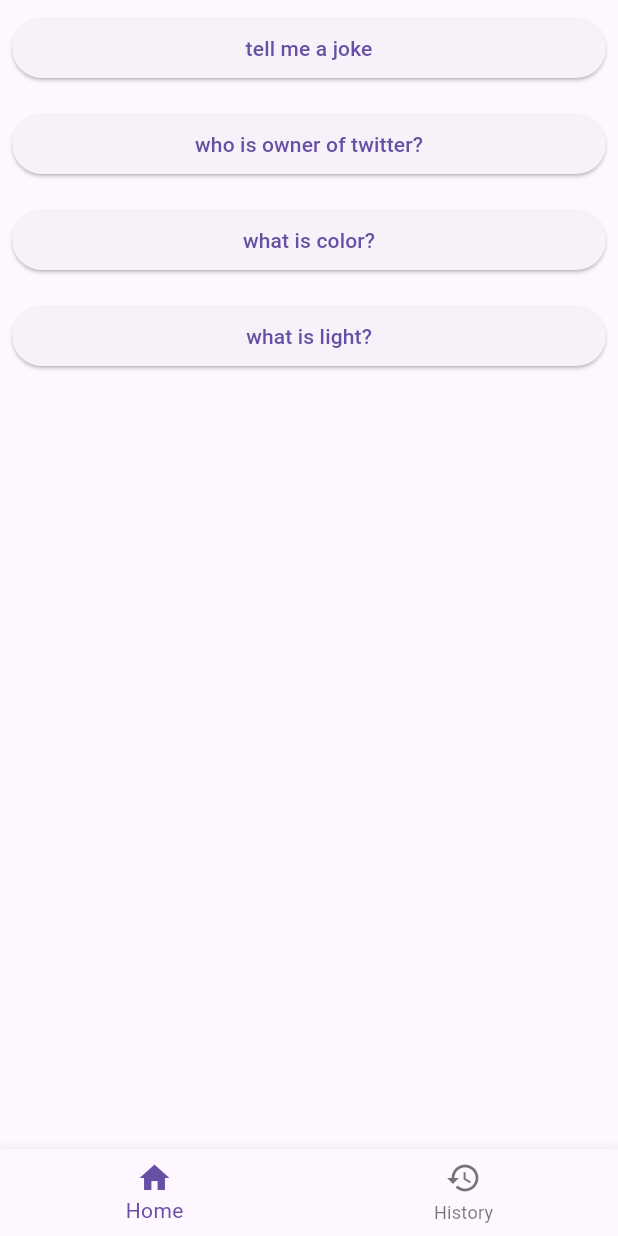
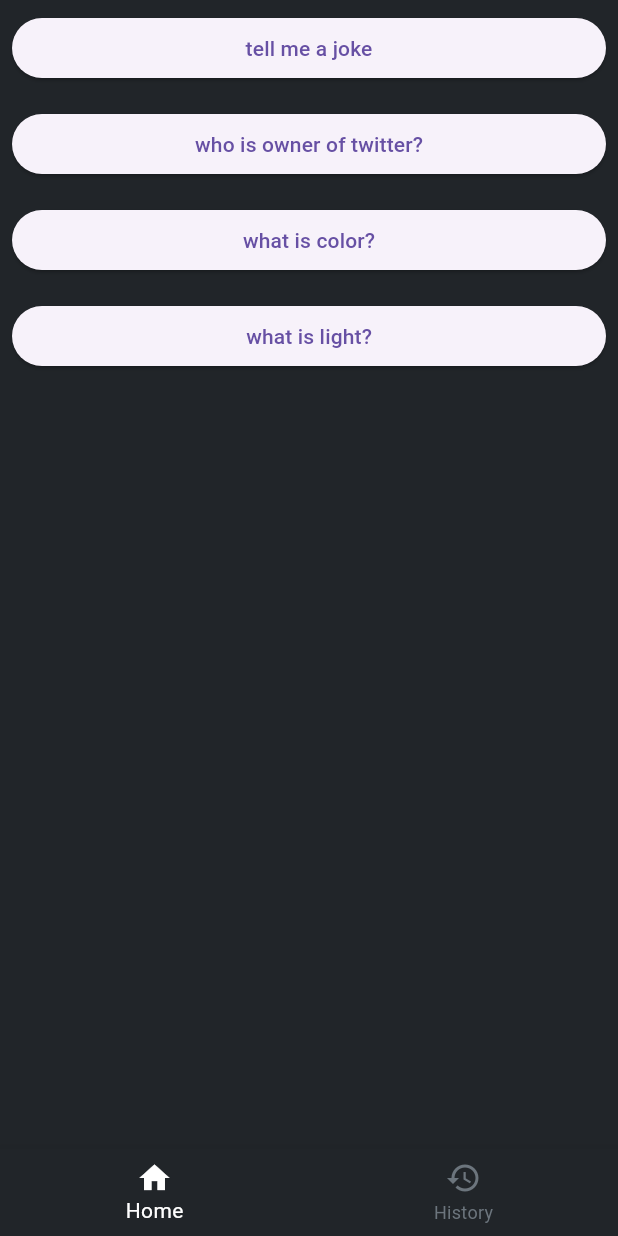
Before and after one commit to Flutter-Lab/smart_gpt, a Flutter app: the screen it shows after launch, on a phone screen of 412 x 824 dp. Run offline on Flutter 3.47's test engine with Material 2 defaults, Android fonts, the light colour scheme and no system bars; our stand-ins replace device_preview, hive, hive_flutter; accounts and stored records are empty.

Commit message:
Design Change

```diff
--- a/lib/chatscreen.dart
+++ b/lib/chatscreen.dart
@@ -58,8 +58,10 @@ class _ChatScreenState extends State<ChatScreen> {
             Flexible(
                 child: ListView.builder(
                     itemCount: widget.conversation.length,
-                    itemBuilder: (context, index) =>
-                        Text(widget.conversation[index]["msg"]))),
+                    itemBuilder: (context, index) => Text(
+                          widget.conversation[index]["msg"],
+                          style: TextStyle(color: Colors.white),
+                        ))),
             ElevatedButton(
                 onPressed: () {
                   setState(() {
--- a/lib/main.dart
+++ b/lib/main.dart
@@ -3,8 +3,8 @@ import 'package:flutter/foundation.dart';
 import 'package:flutter/material.dart';
 import 'package:device_preview/device_preview.dart';
 import 'package:hive_flutter/hive_flutter.dart';
-import 'package:smart_gpt_ai/homepage.dart';
 import 'package:smart_gpt_ai/start_screen.dart';
+import 'constants.dart';
 
 void main() async {
   WidgetsFlutterBinding.ensureInitialized();
@@ -28,9 +28,9 @@ class MyApp extends StatelessWidget {
   Widget build(BuildContext context) {
     return MaterialApp(
       debugShowCheckedModeBanner: false,
+
       theme: ThemeData(
-        useMaterial3: true,
-      ),
+          useMaterial3: true, scaffoldBackgroundColor: ColorPallate.bgColor),
       home: StartScreen(),
       // home: ChatScreen(),
     );
--- /dev/null
+++ b/lib/old/constants/constants_old.dart
@@ -0,0 +1,15 @@
+import 'package:flutter/material.dart';
+
+Color scaffoldBackgroundColor = const Color(0xFF343541);
+// Color scaffoldBackgroundColor = const Color(0xFF1F1F1F);
+Color cardColor = const Color(0xFF444654);
+Color subTextColor = Colors.grey;
+
+class ColorPallate {
+  static const Color bgColor = Color(0xFF212529);
+  static const Color cardColor = Color(0xFF343a40);
+  static const Color textColor = Color(0xFFFFFFFF);
+  static const Color light1 = Color(0xFF495057);
+  static const Color light2 = Color(0xFF6c757d);
+  static const Color redColor = Color(0xFFE63946);
+}
--- a/lib/old/services/services.dart
+++ b/lib/old/services/services.dart
@@ -1,7 +1,7 @@
 import 'package:flutter/material.dart';
 
-import '../constants/constants.dart';
-import '../widgets/text_widget.dart';
+import '../constants/constants_old.dart';
+import '../../widgets/text_widget.dart';
 
 class Services {
   static Future<void> showModelSheet({required BuildContext context}) async {
--- a/lib/start_screen.dart
+++ b/lib/start_screen.dart
@@ -3,6 +3,8 @@
 import 'package:flutter/material.dart';
 import 'package:smart_gpt_ai/history_screen.dart';
 import 'package:smart_gpt_ai/homepage.dart';
+
+import 'constants.dart';
 
 class StartScreen extends StatefulWidget {
   const StartScreen({super.key});
@@ -21,6 +23,9 @@ class _StartScreenState extends State<StartScreen> {
     return Scaffold(
       body: pages[currentPageIndex],
       bottomNavigationBar: BottomNavigationBar(
+          backgroundColor: ColorPallate.bgColor,
+          selectedItemColor: ColorPallate.textColor,
+          unselectedItemColor: ColorPallate.light2,
           type: BottomNavigationBarType.fixed,
           onTap: (value) => setState(() {
                 currentPageIndex = value;
```
Also changed, not shown: lib/constants.dart (renamed from lib/old/constants/constants.dart, +0 -8 lines), lib/history_screen.dart (+25 -5 lines), lib/widgets/history_item_widget.dart (+35 -15 lines), lib/widgets/text_widget.dart (renamed from lib/old/widgets/text_widget.dart).
